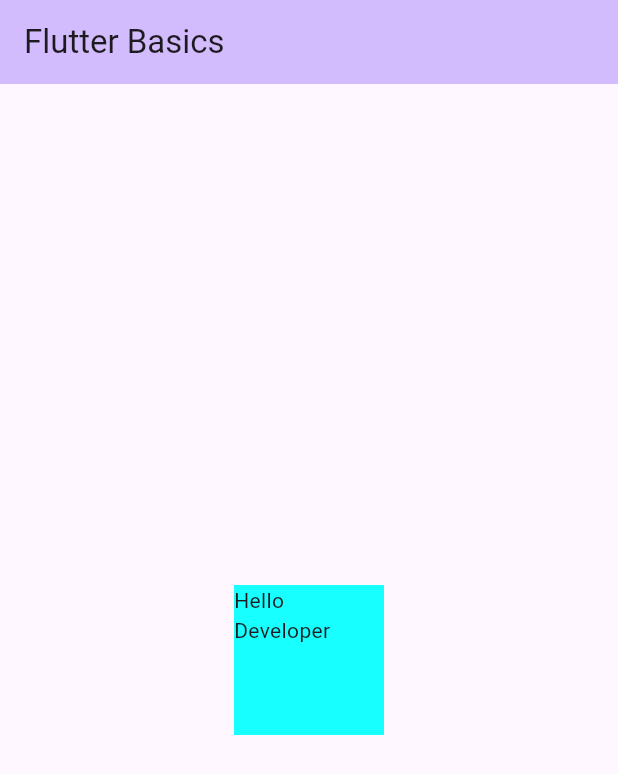
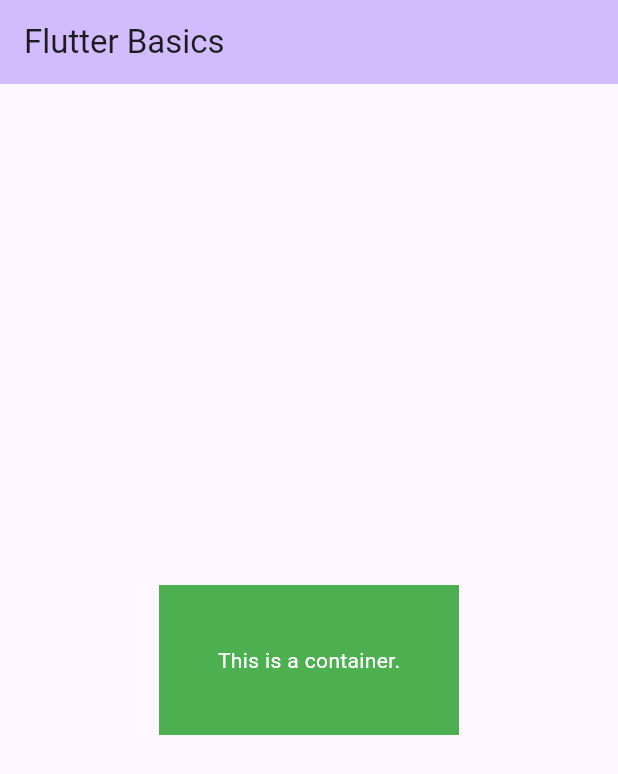
Before and after one commit to PriyanshuSengar/flutter-basic, a Flutter app: the screen it shows after launch, on a phone screen of 412 x 824 dp. Shown: the top 774 px of the screen. Run offline on Flutter 3.47's test engine with Material 3 defaults, Android fonts, the phone set to English and light mode, and no system bars.

Commit message:
Center Widget

```diff
--- a/lib/main.dart
+++ b/lib/main.dart
@@ -49,12 +49,29 @@ class _MyHomePageState extends State<MyHomePage> {
       ),
       body: Center(
         child: Container(
-          width: 100,
+          width: 200,
           height: 100,
-          color: Colors.cyanAccent,
-          child: Text("Hello Developer"),
+          color: Colors.green,
+          child: Center(
+            child: Text(
+              "This is a container.",
+              style: TextStyle(color: Colors.white),
+            ),
+          ),
         ),
       ),
+      // Center(
+      //   child: Text("This is first text i have written in flutter."),
+      // ),
+
+      // Center(
+      //   child: Container(
+      //     width: 100,
+      //     height: 100,
+      //     color: Colors.cyanAccent,
+      //     child: Text("Hello Developer"),
+      //   ),
+      // ),
     );
   }
 }
```
